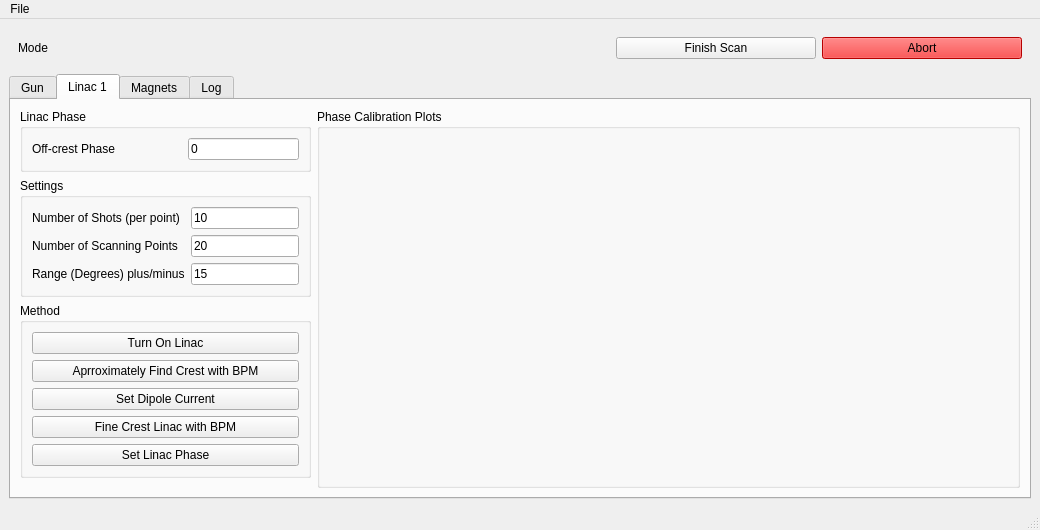
Qt form Apps/AutoPhaseCalibv2/view.ui (VELA-CLARA-software/Software) before a commit.
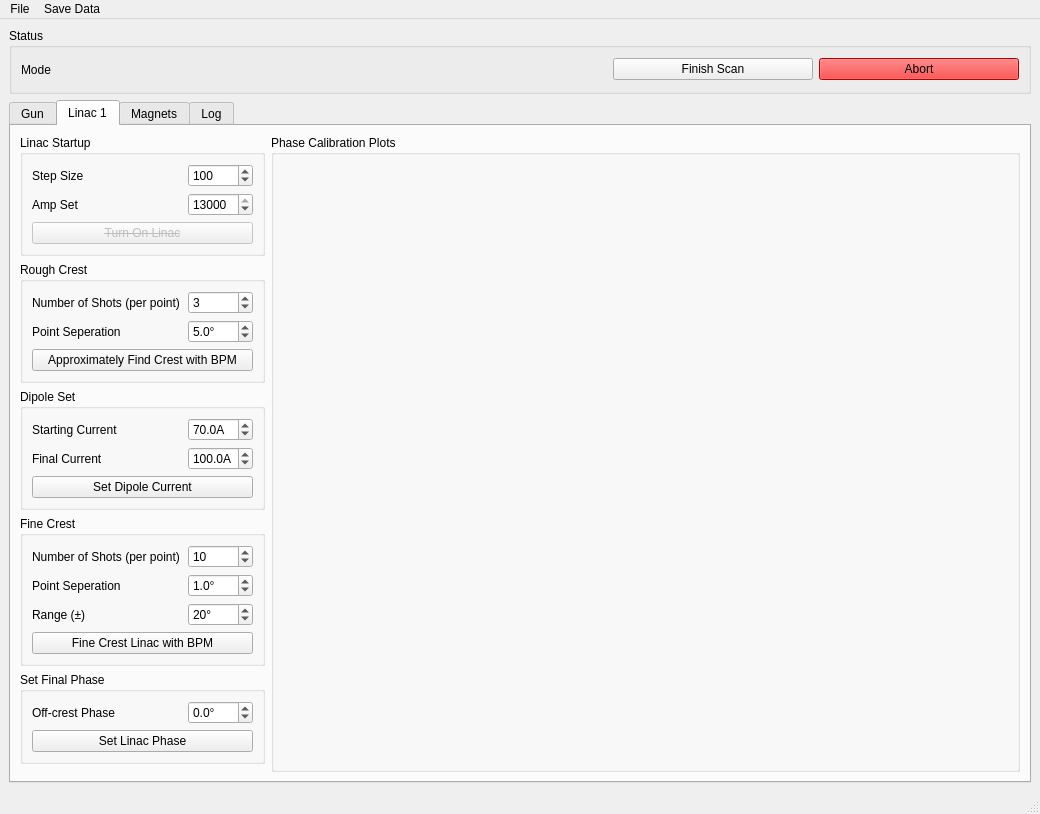
The same form after that commit. The open tabs and pages were chosen to show the change. Icons and pictures are not drawn.

Commit message: Added linacCentring App

What changed in the file:
```diff
--- a/Apps/AutoPhaseCalibv2/view.ui
+++ b/Apps/AutoPhaseCalibv2/view.ui
@@ -7,7 +7,7 @@
     <x>0</x>
     <y>0</y>
     <width>1040</width>
-    <height>530</height>
+    <height>753</height>
    </rect>
   </property>
   <property name="sizePolicy">
@@ -31,10 +31,19 @@
   </property>
   <widget class="QWidget" name="centralwidget">
    <layout class="QGridLayout" name="centralWidgetLayout">
-    <item row="1" column="0">
-     <widget class="QWidget" name="widget_3" native="true">
-      <layout class="QHBoxLayout" name="horizontalLayout">
-       <item>
+    <item row="0" column="0">
+     <widget class="QGroupBox" name="groupBox">
+      <property name="sizePolicy">
+       <sizepolicy hsizetype="Preferred" vsizetype="Fixed">
+        <horstretch>0</horstretch>
+        <verstretch>0</verstretch>
+       </sizepolicy>
+      </property>
+      <property name="title">
+       <string>Status</string>
+      </property>
+      <layout class="QGridLayout" name="gridLayout_2">
+       <item row="1" column="0">
         <widget class="QLabel" name="label_MODE">
          <property name="sizePolicy">
           <sizepolicy hsizetype="Preferred" vsizetype="Fixed">
@@ -42,6 +51,12 @@
            <verstretch>0</verstretch>
           </sizepolicy>
          </property>
+         <property name="minimumSize">
+          <size>
+           <width>0</width>
+           <height>25</height>
+          </size>
+         </property>
          <property name="maximumSize">
           <size>
            <width>16777215</width>
@@ -53,8 +68,8 @@
          </property>
         </widget>
        </item>
-       <item>
-        <widget class="QPushButton" name="finishButton">
+       <item row="1" column="1">
+        <widget class="QPushButton" name="Finish_Button">
          <property name="maximumSize">
           <size>
            <width>200</width>
@@ -66,8 +81,8 @@
          </property>
         </widget>
        </item>
-       <item>
-        <widget class="QPushButton" name="abortButton">
+       <item row="1" column="2">
+        <widget class="QPushButton" name="Abort_Button">
          <property name="maximumSize">
           <size>
            <width>200</width>
@@ -92,7 +107,7 @@
       </layout>
      </widget>
     </item>
-    <item row="3" column="0">
+    <item row="2" column="0">
      <widget class="QTabWidget" name="tabWidget">
       <property name="sizePolicy">
        <sizepolicy hsizetype="Expanding" vsizetype="Expanding">
@@ -237,22 +252,8 @@
           </layout>
          </widget>
         </item>
-        <item row="0" column="1" rowspan="4">
-         <widget class="QGroupBox" name="groupBox_plotsGun">
-          <property name="sizePolicy">
-           <sizepolicy hsizetype="Expanding" vsizetype="Expanding">
-            <horstretch>1</horstretch>
-            <verstretch>0</verstretch>
-           </sizepolicy>
-          </property>
-          <property name="title">
-           <string>Phase Calibration Plots</string>
-          </property>
-          <layout class="QVBoxLayout" name="plotLayoutGun"/>
-         </widget>
-        </item>
-        <item row="0" column="0">
-         <widget class="QGroupBox" name="groupBox">
+        <item row="4" column="0">
+         <widget class="QGroupBox" name="Gun_Set_Phase">
           <property name="sizePolicy">
            <sizepolicy hsizetype="Preferred" vsizetype="Fixed">
             <horstretch>0</horstretch>
@@ -266,7 +267,7 @@
            </size>
           </property>
           <property name="title">
-           <string>Gun Phase</string>
+           <string>Set Final Phase</string>
           </property>
           <layout class="QFormLayout" name="formLayout">
            <item row="0" column="1">
@@ -302,9 +303,9 @@
        <attribute name="title">
         <string>Linac 1</string>
        </attribute>
-       <layout class="QGridLayout" name="linacTabLayout">
-        <item row="0" column="1" rowspan="4">
-         <widget class="QGroupBox" name="groupBox_plotsLinac1">
+       <layout class="QGridLayout" name="gridLayout">
+        <item row="0" column="2" rowspan="6">
+         <widget class="QGroupBox" name="Linac1_Plots_Box">
           <property name="sizePolicy">
            <sizepolicy hsizetype="Expanding" vsizetype="Expanding">
             <horstretch>1</horstretch>
@@ -326,30 +327,163 @@
            </sizepolicy>
           </property>
           <property name="title">
-           <string>Linac Phase</string>
+           <string>Linac Startup</string>
           </property>
-          <layout class="QFormLayout" name="formLayout_4">
+          <layout class="QFormLayout" name="formLayout_8">
+           <item row="2" column="0" colspan="2">
+            <widget class="QPushButton" name="Linac1_TurnOn_Button">
+             <property name="enabled">
+              <bool>false</bool>
+             </property>
+             <property name="font">
+              <font>
+               <weight>50</weight>
+               <bold>false</bold>
+               <strikeout>true</strikeout>
+              </font>
+             </property>
+             <property name="text">
+              <string>Turn On Linac</string>
+             </property>
+            </widget>
+           </item>
+           <item row="1" column="0">
+            <widget class="QLabel" name="label_15">
+             <property name="minimumSize">
+              <size>
+               <width>150</width>
+               <height>0</height>
+              </size>
+             </property>
+             <property name="text">
+              <string>Amp Set</string>
+             </property>
+            </widget>
+           </item>
+           <item row="1" column="1">
+            <widget class="QSpinBox" name="Linac1_Amp_Set">
+             <property name="maximum">
+              <number>13000</number>
+             </property>
+             <property name="singleStep">
+              <number>100</number>
+             </property>
+             <property name="value">
+              <number>13000</number>
+             </property>
+            </widget>
+           </item>
+           <item row="0" column="0">
+            <widget class="QLabel" name="label_16">
+             <property name="text">
+              <string>Step Size</string>
+             </property>
+            </widget>
+           </item>
            <item row="0" column="1">
-            <widget class="QLineEdit" name="linac1PhaseSet">
-             <property name="sizePolicy">
-              <sizepolicy hsizetype="Expanding" vsizetype="Fixed">
-               <horstretch>0</horstretch>
-               <verstretch>0</verstretch>
-              </sizepolicy>
+            <widget class="QSpinBox" name="Linac1_Amp_Step_Set">
+             <property name="maximum">
+              <number>1000</number>
              </property>
+             <property name="singleStep">
+              <number>100</number>
+             </property>
+             <property name="value">
+              <number>100</number>
+             </property>
+            </widget>
+           </item>
+          </layout>
+         </widget>
+        </item>
+        <item row="2" column="0">
+         <widget class="QGroupBox" name="Linac1_Dipole_Set">
+          <property name="sizePolicy">
+           <sizepolicy hsizetype="Preferred" vsizetype="Fixed">
+            <horstretch>0</horstretch>
+            <verstretch>0</verstretch>
+           </sizepolicy>
+          </property>
+          <property name="title">
+           <string>Dipole Set</string>
+          </property>
+          <layout class="QFormLayout" name="formLayout_10">
+           <item row="0" column="0">
+            <widget class="QLabel" name="label_18">
+             <property name="minimumSize">
+              <size>
+               <width>150</width>
+               <height>0</height>
+              </size>
+             </property>
              <property name="text">
-              <string>0</string>
+              <string>Starting Current</string>
              </property>
             </widget>
            </item>
+           <item row="1" column="0">
+            <widget class="QLabel" name="label_19">
+             <property name="text">
+              <string>Final Current</string>
+             </property>
+            </widget>
+           </item>
+           <item row="0" column="1">
+            <widget class="QDoubleSpinBox" name="Linac1_Dipole_Start_Set">
+             <property name="suffix">
+              <string>A</string>
+             </property>
+             <property name="decimals">
+              <number>1</number>
+             </property>
+             <property name="maximum">
+              <double>100.000000000000000</double>
+             </property>
+             <property name="value">
+              <double>70.000000000000000</double>
+             </property>
+            </widget>
+           </item>
+           <item row="1" column="1">
+            <widget class="QDoubleSpinBox" name="Linac1_Dipole_End_Set">
+             <property name="suffix">
+              <string>A</string>
+             </property>
+             <property name="decimals">
+              <number>1</number>
+             </property>
+             <property name="maximum">
+              <double>120.000000000000000</double>
+             </property>
+             <property name="value">
+              <double>100.000000000000000</double>
+             </property>
+            </widget>
+           </item>
+           <item row="2" column="0" colspan="2">
+            <widget class="QPushButton" name="Linac1_Dipole_Button">
+             <property name="text">
+              <string>Set Dipole Current</string>
+             </property>
+            </widget>
+           </item>
+          </layout>
+         </widget>
+        </item>
+        <item row="1" column="0">
+         <widget class="QGroupBox" name="Linac1_Rough_Crest">
+          <property name="sizePolicy">
+           <sizepolicy hsizetype="Preferred" vsizetype="Fixed">
+            <horstretch>0</horstretch>
+            <verstretch>0</verstretch>
+           </sizepolicy>
+          </property>
+          <property name="title">
+           <string>Rough Crest</string>
+          </property>
+          <layout class="QFormLayout" name="formLayout_9">
            <item row="0" column="0">
             <widget class="QLabel" name="label_6">
-             <property name="sizePolicy">
-              <sizepolicy hsizetype="Preferred" vsizetype="Preferred">
-               <horstretch>0</horstretch>
-               <verstretch>0</verstretch>
-              </sizepolicy>
-             </property>
              <property name="minimumSize">
               <size>
                <width>150</width>
@@ -357,18 +491,58 @@
               </size>
              </property>
              <property name="text">
-              <string>Off-crest Phase</string>
+              <string>Number of Shots (per point)</string>
              </property>
-             <property name="alignment">
-              <set>Qt::AlignLeading|Qt::AlignLeft|Qt::AlignVCenter</set>
+            </widget>
+           </item>
+           <item row="1" column="0">
+            <widget class="QLabel" name="label_17">
+             <property name="text">
+              <string>Point Seperation</string>
+             </property>
+            </widget>
+           </item>
+           <item row="2" column="0" colspan="2">
+            <widget class="QPushButton" name="Linac1_Rough_Button">
+             <property name="text">
+              <string>Approximately Find Crest with BPM</string>
+             </property>
+             <property name="checked">
+              <bool>false</bool>
+             </property>
+            </widget>
+           </item>
+           <item row="0" column="1">
+            <widget class="QSpinBox" name="Linac1_Rough_NShots_Set">
+             <property name="value">
+              <number>3</number>
+             </property>
+            </widget>
+           </item>
+           <item row="1" column="1">
+            <widget class="QDoubleSpinBox" name="Linac1_Rough_PointSeperation_Set">
+             <property name="suffix">
+              <string>°</string>
+             </property>
+             <property name="decimals">
+              <number>1</number>
+             </property>
+             <property name="minimum">
+              <double>0.100000000000000</double>
+             </property>
+             <property name="singleStep">
+              <double>0.100000000000000</double>
+             </property>
+             <property name="value">
+              <double>5.000000000000000</double>
              </property>
             </widget>
            </item>
           </layout>
          </widget>
         </item>
-        <item row="1" column="0">
-         <widget class="QGroupBox" name="groupBox_5">
+        <item row="3" column="0">
+         <widget class="QGroupBox" name="Linac1_Fine_Crest">
           <property name="sizePolicy">
            <sizepolicy hsizetype="Preferred" vsizetype="Fixed">
             <horstretch>0</horstretch>
@@ -376,7 +550,7 @@
            </sizepolicy>
           </property>
           <property name="title">
-           <string>Settings</string>
+           <string>Fine Crest</string>
           </property>
           <layout class="QFormLayout" name="formLayout_3">
            <property name="fieldGrowthPolicy">
@@ -395,95 +569,130 @@
              </property>
             </widget>
            </item>
-           <item row="0" column="1">
-            <widget class="QLineEdit" name="nShotsSetLinac1">
-             <property name="text">
-              <string>10</string>
-             </property>
-            </widget>
-           </item>
            <item row="1" column="0">
             <widget class="QLabel" name="label_8">
              <property name="text">
-              <string>Number of Scanning Points</string>
-             </property>
-            </widget>
-           </item>
-           <item row="1" column="1">
-            <widget class="QLineEdit" name="nScanningSetLinac1">
-             <property name="text">
-              <string>20</string>
+              <string>Point Seperation</string>
              </property>
             </widget>
            </item>
            <item row="2" column="0">
             <widget class="QLabel" name="label_9">
              <property name="text">
-              <string>Range (Degrees) plus/minus</string>
+              <string>Range (±)</string>
              </property>
             </widget>
            </item>
-           <item row="2" column="1">
-            <widget class="QLineEdit" name="rangeSetLinac1">
-             <property name="text">
-              <string>15</string>
-             </property>
-            </widget>
-           </item>
-          </layout>
-         </widget>
-        </item>
-        <item row="2" column="0">
-         <widget class="QGroupBox" name="groupBox_methodLinac1">
-          <property name="sizePolicy">
-           <sizepolicy hsizetype="Preferred" vsizetype="Fixed">
-            <horstretch>0</horstretch>
-            <verstretch>0</verstretch>
-           </sizepolicy>
-          </property>
-          <property name="title">
-           <string>Method</string>
-          </property>
-          <layout class="QVBoxLayout" name="verticalLayout_4">
-           <item>
-            <widget class="QPushButton" name="turnOnLinac1Button">
-             <property name="text">
-              <string>Turn On Linac</string>
-             </property>
-             <property name="checkable">
-              <bool>false</bool>
-             </property>
-             <property name="flat">
-              <bool>false</bool>
-             </property>
-            </widget>
-           </item>
-           <item>
-            <widget class="QPushButton" name="crestLinac1RoughButton">
-             <property name="text">
-              <string>Aprroximately Find Crest with BPM</string>
-             </property>
-            </widget>
-           </item>
-           <item>
-            <widget class="QPushButton" name="setLinac1DipoleButton">
-             <property name="text">
-              <string>Set Dipole Current</string>
-             </property>
-            </widget>
-           </item>
-           <item>
-            <widget class="QPushButton" name="crestLinac1Button">
+           <item row="3" column="0" colspan="2">
+            <widget class="QPushButton" name="Linac1_Fine_Button">
              <property name="text">
               <string>Fine Crest Linac with BPM</string>
              </property>
+             <property name="checked">
+              <bool>false</bool>
+             </property>
             </widget>
            </item>
-           <item>
-            <widget class="QPushButton" name="setLinac1PhaseButton">
+           <item row="1" column="1">
+            <widget class="QDoubleSpinBox" name="Linac1_Fine_PointSeperation_Set">
+             <property name="suffix">
+              <string>°</string>
+             </property>
+             <property name="decimals">
+              <number>1</number>
+             </property>
+             <property name="minimum">
+              <double>0.100000000000000</double>
+             </property>
+             <property name="singleStep">
+              <double>0.100000000000000</double>
+             </property>
+             <property name="value">
+              <double>1.000000000000000</double>
+             </property>
+            </widget>
+           </item>
+           <item row="0" column="1">
+            <widget class="QSpinBox" name="Linac1_Fine_NShots_Set">
+             <property name="maximum">
+              <number>100</number>
+             </property>
+             <property name="value">
+              <number>10</number>
+             </property>
+            </widget>
+           </item>
+           <item row="2" column="1">
+            <widget class="QSpinBox" name="Linac1_Fine_Range_Set">
+             <property name="suffix">
+              <string>°</string>
+             </property>
+             <property name="value">
+              <number>20</number>
+             </property>
+            </widget>
+           </item>
+          </layout>
+         </widget>
+        </item>
+        <item row="4" column="0">
+         <widget class="QGroupBox" name="Linac1_Set_Phase">
+          <property name="sizePolicy">
+           <sizepolicy hsizetype="Preferred" vsizetype="Fixed">
+            <horstretch>0</horstretch>
+            <verstretch>0</verstretch>
+           </sizepolicy>
+          </property>
+          <property name="minimumSize">
+           <size>
+            <width>0</width>
+            <height>0</height>
+           </size>
+          </property>
+          <property name="title">
+           <string>Set Final Phase</string>
+          </property>
+          <layout class="QFormLayout" name="formLayout_4">
+           <item row="0" column="0">
+            <widget class="QLabel" name="label_20">
+             <property name="minimumSize">
+              <size>
+               <width>150</width>
+               <height>0</height>
+              </size>
+             </property>
+             <property name="text">
+              <string>Off-crest Phase</string>
+             </property>
+            </widget>
+           </item>
+           <item row="1" column="0" colspan="2">
+            <widget class="QPushButton" name="Linac1_SetPhase_Button">
              <property name="text">
               <string>Set Linac Phase</string>
              </property>
+             <property name="checked">
+              <bool>false</bool>
+             </property>
+            </widget>
+           </item>
+           <item row="0" column="1">
+            <widget class="QDoubleSpinBox" name="Linac1_OffCrest_Phase_Set">
+             <property name="suffix">
+              <string>°</string>
+             </property>
+             <property name="decimals">
+              <number>1</number>
+             </property>
+             <property name="minimum">
+              <double>-30.000000000000000</double>
+             </property>
+             <property name="maximum">
+              <double>30.000000000000000</double>
+             </property>
+             <property name="singleStep">
+              <double>0.500000000000000</double>
+             </property>
             </widget>
            </item>
           </layout>
@@ -632,9 +841,18 @@
     <property name="title">
      <string>File</string>
     </property>
+    <addaction name="actionExit"/>
+   </widget>
+   <widget class="QMenu" name="menuSave_Data">
+    <property name="title">
+     <string>Save Data</string>
+    </property>
+    <addaction name="actionAuto_Save_Data"/>
+    <addaction name="actionSave_to_Work_Folder"/>
     <addaction name="actionSave_Calibation_Data"/>
    </widget>
    <addaction name="menuFile"/>
+   <addaction name="menuSave_Data"/>
   </widget>
   <widget class="QStatusBar" name="statusbar"/>
   <action name="actionSave_Calibation_Data">
```
Left out of the diff: 385 changed lines with no effect on the pictures. The commit also changes 38 other files.
